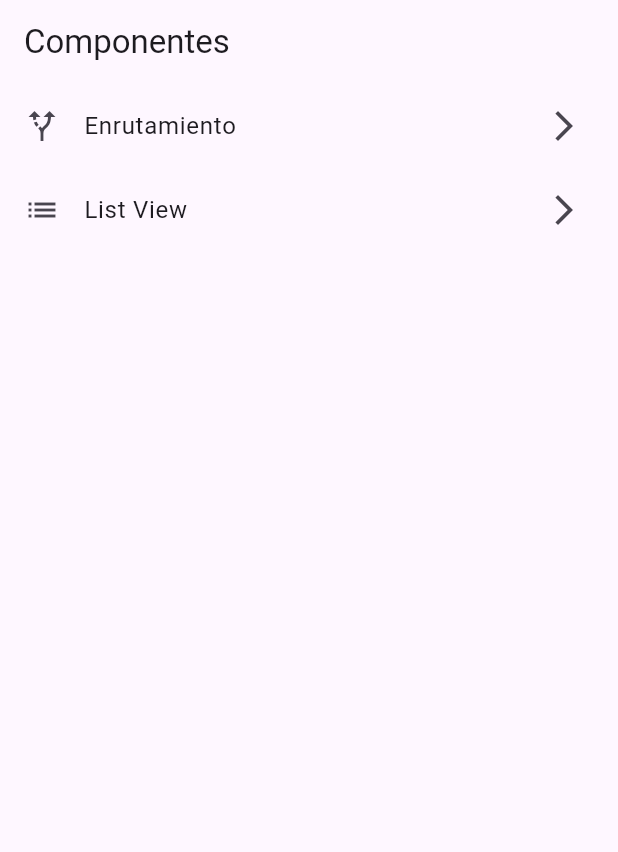
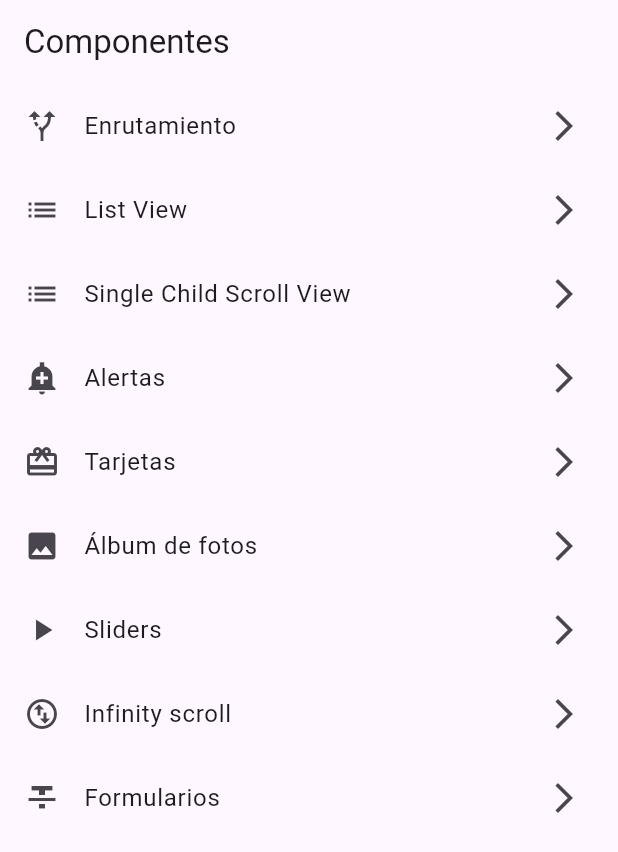
Before and after one commit to RicharC293/components_2da, a Flutter app: the screen it shows after launch, on a phone screen of 412 x 824 dp. Shown: the top 852 px of the screen. Run offline on Flutter 3.47's test engine with Material 3 defaults, Android fonts, the phone set to English and light mode, and no system bars.

Commit message:
feat: Add Single Child screen and update routes
This commit adds a new screen, Single Child, to the app. It includes creating the `SingleChildScreen` class in `single_child_screen.dart` and adding the route name for `SingleChildScreen` in `routes.dart`. The `SingleChildScreen` route is added to the `routes` map in `routes.dart`. These changes enhance the app's functionality by providing a new screen for displaying a single child widget.

```diff
--- a/lib/screens/home_screen.dart
+++ b/lib/screens/home_screen.dart
@@ -1,4 +1,6 @@
+import 'package:componentes/screens/alerts_screen.dart';
 import 'package:componentes/screens/list_view_screen.dart';
+import 'package:componentes/screens/single_child_screen.dart';
 import 'package:flutter/material.dart';
 
 import 'routing_screen.dart';
@@ -16,7 +18,7 @@ class HomeScreen extends StatelessWidget {
       appBar: AppBar(
         title: const Text("Componentes"),
       ),
-      body: Column(
+      body: ListView(
         children: [
           ListTile(
             leading: const Icon(Icons.alt_route),
@@ -38,8 +40,64 @@ class HomeScreen extends StatelessWidget {
             leading: const Icon(Icons.list),
             title: const Text("List View"),
             trailing: const Icon(Icons.arrow_forward_ios),
-            onTap: (){
+            onTap: () {
               Navigator.pushNamed(context, ListViewScreen.routeName);
+            },
+          ),
+          ListTile(
+            leading: const Icon(Icons.list),
+            title: const Text("Single Child Scroll View"),
+            trailing: const Icon(Icons.arrow_forward_ios),
+            onTap: () {
+              Navigator.pushNamed(context, SingleChildScreen.routeName);
+            },
+          ),
+          ListTile(
+            leading: const Icon(Icons.add_alert_sharp),
+            title: const Text("Alertas"),
+            trailing: const Icon(Icons.arrow_forward_ios),
+            onTap: () {
+              Navigator.pushNamed(context, AlertsScrenn.routeName);
+            },
+          ),
+          ListTile(
+            leading: const Icon(Icons.card_giftcard),
+            title: const Text("Tarjetas"),
+            trailing: const Icon(Icons.arrow_forward_ios),
+            onTap: () {
+              // Navigator.pushNamed(context, ListViewScreen.routeName);
+            },
+          ),
+          ListTile(
+            leading: const Icon(Icons.photo),
+            title: const Text("Álbum de fotos"),
+            trailing: const Icon(Icons.arrow_forward_ios),
+            onTap: () {
+              // Navigator.pushNamed(context, ListViewScreen.routeName);
+            },
+          ),
+          ListTile(
+            leading: const Icon(Icons.play_arrow),
+            title: const Text("Sliders"),
+            trailing: const Icon(Icons.arrow_forward_ios),
+            onTap: () {
+              // Navigator.pushNamed(context, ListViewScreen.routeName);
+            },
+          ),
+          ListTile(
+            leading: const Icon(Icons.swap_vert_circle_outlined),
+            title: const Text("Infinity scroll"),
+            trailing: const Icon(Icons.arrow_forward_ios),
+            onTap: () {
+              // Navigator.pushNamed(context, ListViewScreen.routeName);
+            },
+          ),
+          ListTile(
+            leading: const Icon(Icons.format_strikethrough),
+            title: const Text("Formularios"),
+            trailing: const Icon(Icons.arrow_forward_ios),
+            onTap: () {
+              // Navigator.pushNamed(context, ListViewScreen.routeName);
             },
           ),
         ],
--- /dev/null
+++ b/lib/screens/single_child_screen.dart
@@ -0,0 +1,29 @@
+import 'package:flutter/material.dart';
+
+class SingleChildScreen extends StatelessWidget {
+  const SingleChildScreen({super.key});
+
+  static const String routeName = '/single-child';
+
+  @override
+  Widget build(BuildContext context) {
+    return Scaffold(
+      appBar: AppBar(title: const Text('Single Child')),
+      body: SingleChildScrollView(
+        child: Column(
+          children: List.generate(
+            50,
+            (index) {
+              return Container(
+                height: 100,
+                width: double.infinity,
+                color: Colors.red,
+                child: Text("Fila: $index"),
+              );
+            },
+          ),
+        ),
+      ),
+    );
+  }
+}
--- a/lib/utils/routes.dart
+++ b/lib/utils/routes.dart
@@ -1,7 +1,9 @@
+import 'package:componentes/screens/alerts_screen.dart';
 import 'package:componentes/screens/auxiliar_route_screen.dart';
 import 'package:componentes/screens/home_screen.dart';
 import 'package:componentes/screens/list_view_screen.dart';
 import 'package:componentes/screens/routing_screen.dart';
+import 'package:componentes/screens/single_child_screen.dart';
 import 'package:flutter/material.dart';
 
 final Map<String, Widget Function(BuildContext)> routes = {
@@ -12,5 +14,7 @@ final Map<String, Widget Function(BuildContext)> routes = {
   // ...
   RoutingScreen.routeName: (context) => const RoutingScreen(),
   AuxiliarRouteScreen.routeName: (contex) => const AuxiliarRouteScreen(),
-  ListViewScreen.routeName: (context) => const ListViewScreen(),
+  ListViewScreen.routeName: (context) => ListViewScreen(),
+  SingleChildScreen.routeName:(context) => const SingleChildScreen(),
+  AlertsScrenn.routeName: (context) => const AlertsScrenn(),
 };
```
Also changed, not shown: lib/screens/alerts_screen.dart (added, +64 -0 lines), lib/screens/list_view_screen.dart (+99 -2 lines).
